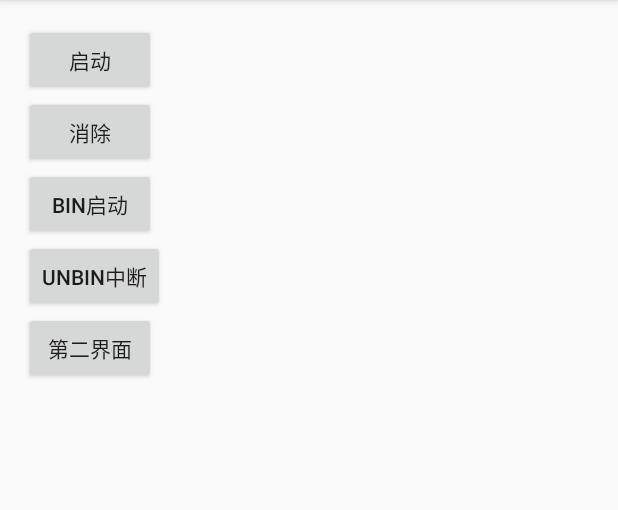
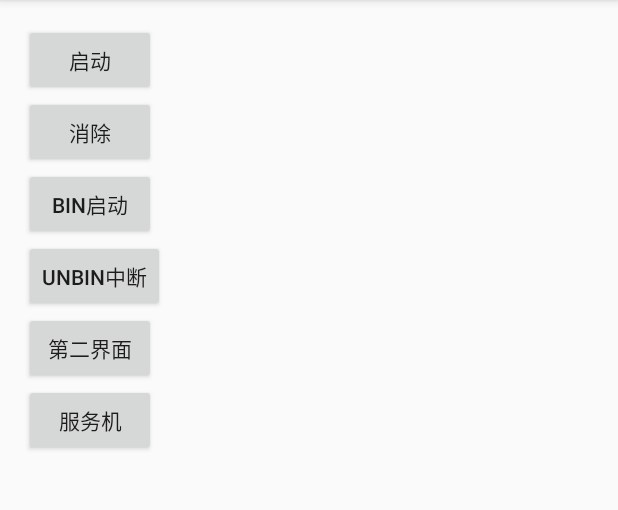
Before and after one commit to BigmanTwo/MyService, an Android app: the screen it shows after launch (MainActivity), on a phone screen of 412 x 824 dp, the part 84-594 px from its top. Run offline under Robolectric (Android 15) with nearby library versions, the phone set to English and light mode, and no system bars.

```diff
--- a/app/src/main/AndroidManifest.xml
+++ b/app/src/main/AndroidManifest.xml
@@ -24,6 +24,11 @@
         <service android:name=".service.MyBindService">
 
         </service>
+        <service android:name=".service.MyServer">
+            <intent-filter>
+                <action android:name="com.example.asus.service.MyServer"></action>
+            </intent-filter>
+        </service>
     </application>
 
 </manifest>
--- a/app/src/main/java/com/example/asus/myservice/MainActivity.java
+++ b/app/src/main/java/com/example/asus/myservice/MainActivity.java
@@ -11,10 +11,11 @@ import android.view.View;
 import android.widget.Button;
 
 import com.example.asus.myservice.service.MyBindService;
+import com.example.asus.myservice.service.MyServer;
 import com.example.asus.myservice.service.MyStartService;
 
 public class MainActivity extends AppCompatActivity implements View.OnClickListener{
-        private Button mButton1,mButton2,mButton3,mButton4,mButton5;
+        private Button mButton1,mButton2,mButton3,mButton4,mButton5,mButton6;
     private MyBindService myBindService;
     @Override
     protected void onCreate(Bundle savedInstanceState) {
@@ -30,6 +31,8 @@ public class MainActivity extends AppCompatActivity implements View.OnClickListe
         mButton4.setOnClickListener(this);
         mButton5=(Button)findViewById(R.id.but5);
         mButton5.setOnClickListener(this);
+        mButton6=(Button)findViewById(R.id.but6);
+        mButton6.setOnClickListener(this);
     }
 
     @Override
@@ -55,7 +58,10 @@ public class MainActivity extends AppCompatActivity implements View.OnClickListe
                 intent=new Intent(MainActivity.this,MySecActivity.class);
                 startActivity(intent);
                 break;
-
+            case R.id.but6:
+                intent=new Intent(MainActivity.this, MyServer.class);
+                startService(intent);
+                break;
 
         }
     }
--- a/app/src/main/java/com/example/asus/myservice/service/MyBindService.java
+++ b/app/src/main/java/com/example/asus/myservice/service/MyBindService.java
@@ -4,8 +4,10 @@ import android.app.Service;
 import android.content.Intent;
 import android.os.Binder;
 import android.os.IBinder;
+import android.os.RemoteException;
 import android.support.annotation.Nullable;
 import android.util.Log;
+import com.tj.chf.IMyAidlInterface;
 
 /**
  * Created by Asus on 2016/4/16.
@@ -47,4 +49,6 @@ public class MyBindService extends Service {
         }
         return a;
     }
+
+
 }
--- a/app/src/main/res/layout/activity_main.xml
+++ b/app/src/main/res/layout/activity_main.xml
@@ -36,4 +36,9 @@
         android:layout_height="wrap_content"
         android:id="@+id/but5"
         android:text="第二界面"/>
+    <Button
+        android:layout_width="wrap_content"
+        android:layout_height="wrap_content"
+        android:id="@+id/but6"
+        android:text="服务机"/>
 </LinearLayout>
```
Also changed, not shown: app/src/main/java/com/example/asus/myservice/service/MyServer.java (added, +24 -0 lines), app/src/main/aidl/com/tj/chf/IMyAidlInterface.aidl (added).
